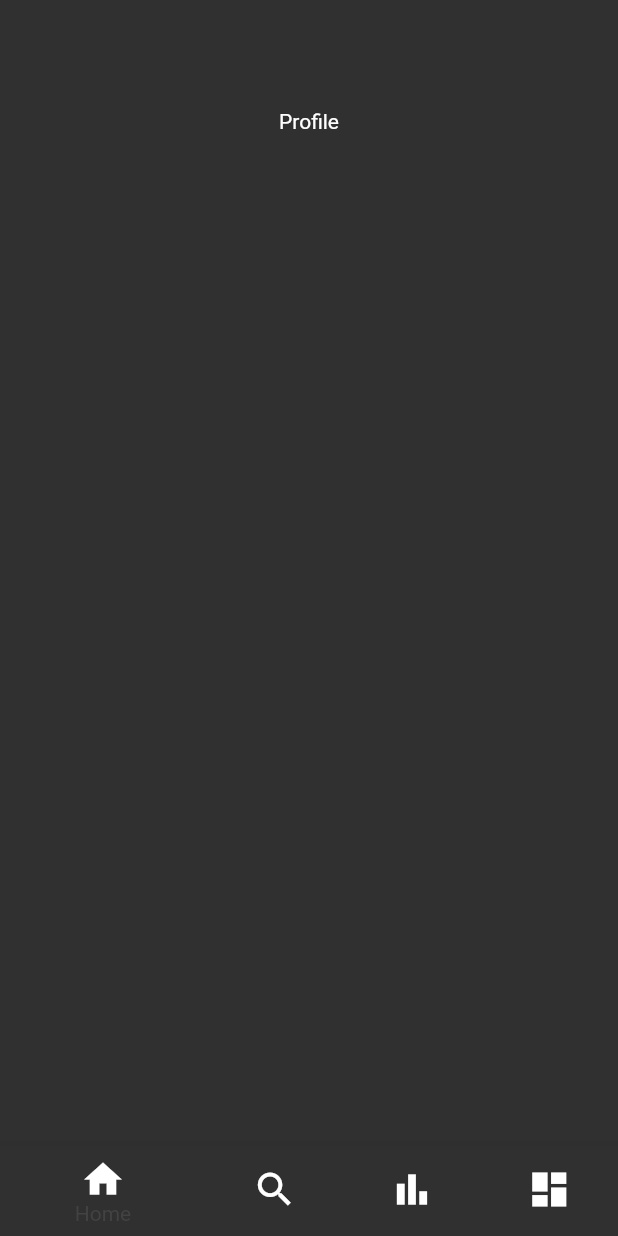
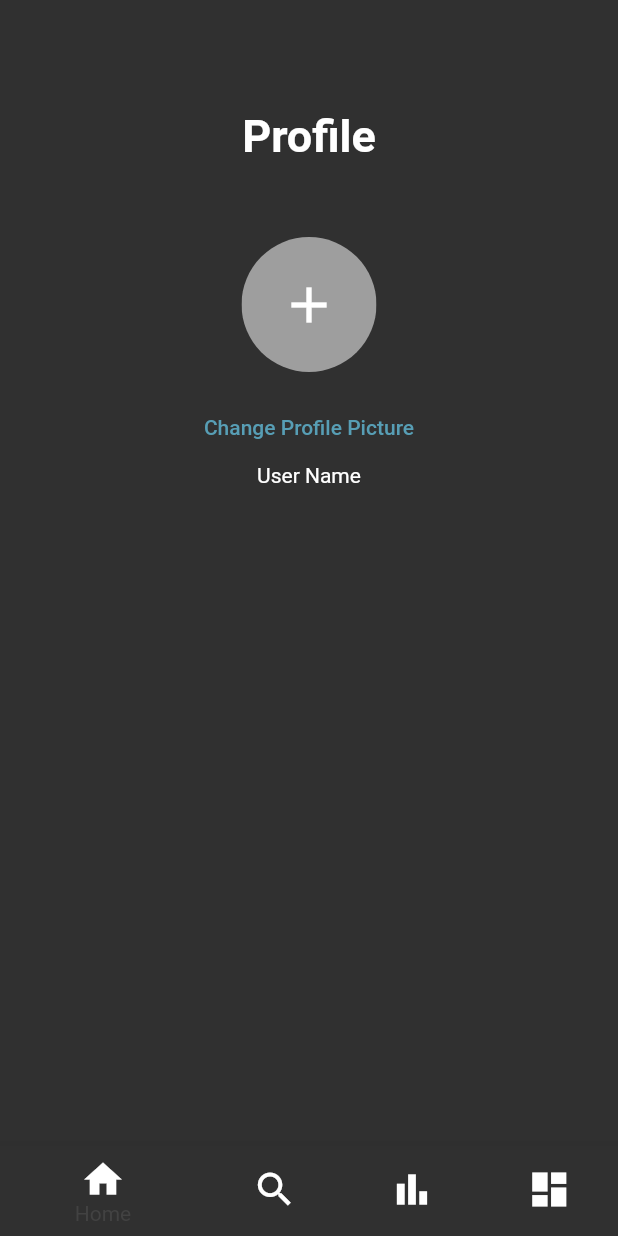
Before and after one commit to Infinidrix/podcast-app, a Flutter app: the EditProfilePage screen opened by its route, on a phone screen of 412 x 824 dp. Run offline on Flutter 3.47's test engine with Material 2 defaults, Android fonts, the light colour scheme and no system bars; our stand-ins replace auto_route, hexcolor.

Commit message:
adding separate widgets to edit profile page

```diff
--- a/lib/presentation/pages/edit_profile/profile_page.dart
+++ b/lib/presentation/pages/edit_profile/profile_page.dart
@@ -1,5 +1,5 @@
 import 'package:flutter/material.dart';
-import 'package:podcast_app/presentation/pages/edit_profile/edit_profile_widget.dart';
+import 'package:podcast_app/presentation/pages/edit_profile/widgets/edit_profile_widget.dart';
 import 'package:podcast_app/presentation/pages/player/widgets/player_widgets.dart';
 
 class EditProfilePage extends StatelessWidget {
--- a/lib/presentation/pages/edit_profile/edit_profile_widget.dart
+++ b/lib/presentation/pages/edit_profile/widgets/edit_profile_widget.dart
@@ -1,4 +1,6 @@
 import 'package:flutter/material.dart';
+import 'package:hexcolor/hexcolor.dart';
+import 'package:podcast_app/presentation/pages/edit_profile/widgets/profile_picture.dart';
 
 class EditProfileWidget extends StatefulWidget {
   const EditProfileWidget({Key? key}) : super(key: key);
@@ -12,12 +14,9 @@ class _EditProfileWidgetState extends State<EditProfileWidget> {
   Widget build(BuildContext context) {
     return Column(
       children: [
-        Center(
-          child: Padding(
-            padding: const EdgeInsets.only(top: 73.0),
-            child: Text("Profile"),
-          ),
-        ),
+        ChangeProfilePricture(),
+        Text("User Name"),
+
       ],
     );
   }
--- /dev/null
+++ b/lib/presentation/pages/edit_profile/widgets/profile_picture.dart
@@ -0,0 +1,54 @@
+import 'package:flutter/material.dart';
+import 'package:hexcolor/hexcolor.dart';
+
+class ChangeProfilePricture extends StatefulWidget {
+  const ChangeProfilePricture({ Key? key }) : super(key: key);
+
+  @override
+  _ChangeProfilePrictureState createState() => _ChangeProfilePrictureState();
+}
+
+class _ChangeProfilePrictureState extends State<ChangeProfilePricture> {
+  @override
+  Widget build(BuildContext context) {
+    return Column(
+      children: [
+        Center(
+          child: Padding(
+            padding: const EdgeInsets.only(top: 73.0),
+            child: Text(
+              "Profile",
+              style: TextStyle(fontSize: 30.0, fontWeight: FontWeight.bold),
+            ),
+          ),
+        ),
+        Padding(
+          padding: const EdgeInsets.only(top: 50.0),
+          child: Center(
+            child: ClipRRect(
+              borderRadius: BorderRadius.circular(45),
+              child: Stack(alignment: Alignment.center, children: [
+                Container(
+                  color: Colors.grey,
+                  width: 90.0,
+                  height: 90.0,
+                ),
+                Icon(
+                  Icons.add,
+                  size: 40.0,
+                )
+              ]),
+            ),
+          ),
+        ),
+        Padding(
+          padding: const EdgeInsets.only(top: 13.0),
+          child: TextButton(
+            child: Text("Change Profile Picture", style: TextStyle(color: HexColor("#579EB5")),),
+            onPressed: () {},
+          ),
+        )
+      ],
+    );
+  }
+}
```
